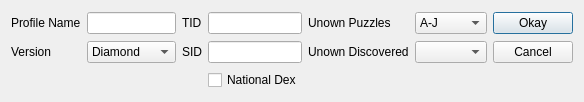
First picture: the form in Form/Gen4/Profile/ProfileEditor4.ui, repository Admiral-Fish/PokeFinder, before the edit.
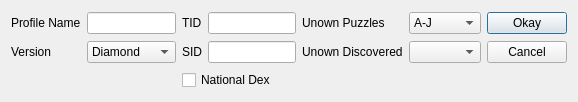
Second picture: the form after the edit. Custom widgets are drawn as their Qt base class.

```diff
--- a/Form/Gen4/Profile/ProfileEditor4.ui
+++ b/Form/Gen4/Profile/ProfileEditor4.ui
@@ -80,7 +80,7 @@
    <item row="1" column="3">
     <widget class="TextBox" name="textBoxSID"/>
    </item>
-   <item row="2" column="3">
+   <item row="2" column="2" colspan="2">
     <widget class="QCheckBox" name="checkBoxNationalDex">
      <property name="text">
       <string>National Dex</string>
```
